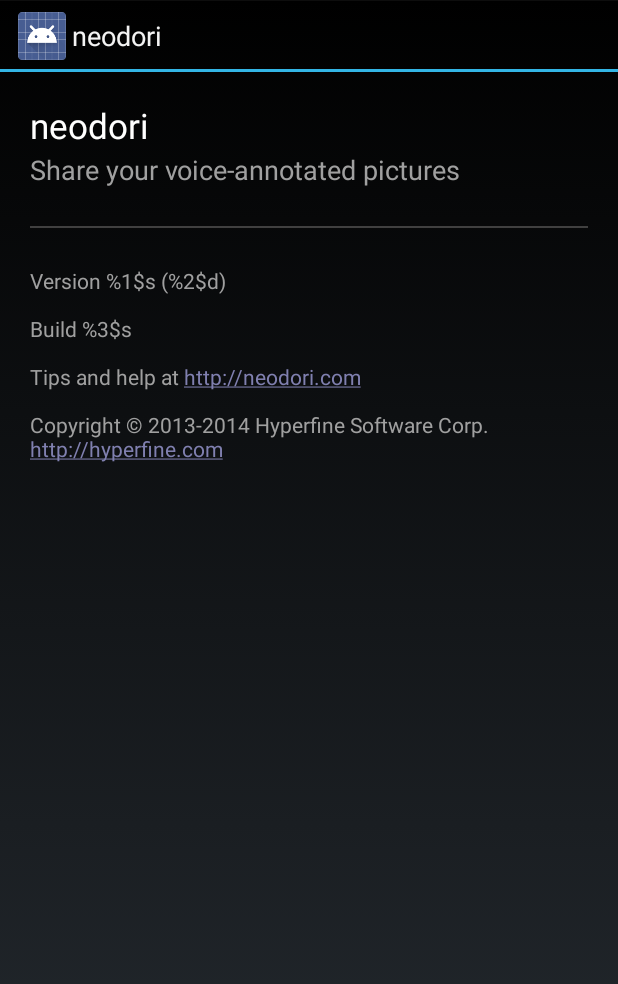
After one commit to robbear/Stori, an Android app: the layout activity_about.xml on its own in the app's theme, with its tools: preview values and no code run, on a phone screen of 412 x 824 dp. The commit adds this screen. Shown: the top 984 px of the screen. Run offline under Robolectric (Android 15) with nearby library versions, the phone set to English and light mode, and no system bars.

Commit message:
Added AboutActivity

```diff
--- a/android/SlideShare/src/main/AndroidManifest.xml
+++ b/android/SlideShare/src/main/AndroidManifest.xml
@@ -16,6 +16,7 @@
             android:launchMode="singleTask"
             android:theme="@android:style/Theme.Holo" >
         </activity>
+        <activity android:name=".AboutActivity" android:configChanges="keyboardHidden|orientation" android:theme="@android:style/Theme.Holo" />
         <activity android:name=".cloudproviders.AlertActivity" android:configChanges="keyboardHidden|orientation" android:theme="@android:style/Theme.Holo" />
         <activity android:name=".cloudproviders.GoogleLogin" android:configChanges="keyboardHidden|orientation" android:theme="@android:style/Theme.Holo" />
         <activity android:name=".EditSlidesActivity" android:configChanges="keyboardHidden|orientation" android:label="@string/app_name" android:launchMode="singleTask" android:theme="@android:style/Theme.Holo" >
--- /dev/null
+++ b/android/SlideShare/src/main/res/layout/activity_about.xml
@@ -0,0 +1,52 @@
+<?xml version="1.0" encoding="utf-8"?>
+
+<ScrollView
+	xmlns:android="http://schemas.android.com/apk/res/android"
+	android:layout_width="match_parent"
+	android:layout_height="match_parent"
+	android:layout_weight="1">
+
+	<LinearLayout
+		android:orientation="vertical"
+		android:layout_width="wrap_content"
+		android:layout_height="wrap_content"
+		android:paddingLeft="20dp"
+		android:paddingRight="20dp"
+		android:paddingTop="20dp">
+
+		<TextView
+			android:id="@+id/about_title_textview"
+			android:layout_width="match_parent"
+			android:layout_height="wrap_content"
+			android:text="@string/about_title1"
+            style="@style/text_main_title"/>
+
+		<TextView
+			android:layout_width="match_parent"
+			android:layout_height="wrap_content"
+			android:layout_marginTop="1dp"
+			android:text="@string/about_title2"
+            style="@style/text_main_subtitle"/>
+
+		<!--  Separator -->
+		<RelativeLayout
+			android:layout_width="match_parent"
+			android:layout_marginTop="25dp"
+			android:layout_marginBottom="25dp"
+			android:layout_height="1dp"
+			android:background="#404040">
+		</RelativeLayout>
+
+		<TextView
+			android:id="@+id/about_text"
+			android:layout_width="match_parent"
+			android:layout_height="wrap_content"
+			android:autoLink="web"
+			android:text="@string/copyright"
+			android:textSize="14dp"
+			android:textColor="@color/text_subtitle"
+			android:textColorLink="#8080B0"/>
+
+	</LinearLayout>
+
+</ScrollView>
--- a/android/SlideShare/src/main/res/menu/menu_slide.xml
+++ b/android/SlideShare/src/main/res/menu/menu_slide.xml
@@ -31,4 +31,7 @@
     <item
         android:id="@+id/menu_edit_switch_account"
         android:title="@string/menu_edit_switch_account" />
+    <item
+        android:id="@+id/menu_edit_about"
+        android:title="@string/menu_edit_about" />
 </menu>
--- a/android/SlideShare/src/main/res/values/strings.xml
+++ b/android/SlideShare/src/main/res/values/strings.xml
@@ -1,8 +1,12 @@
 <?xml version="1.0" encoding="utf-8"?>
 <resources>
 
+    <string name="about_actionbar">About neodori</string>
+    <string name="about_title1">neodori</string>
+    <string name="about_title2">Share your voice-annotated pictures</string>
     <string name="app_name">neodori</string>
     <string name="cancel_text">Cancel</string>
+    <string name="copyright">Version %1$s (%2$d)\n\nBuild %3$s\n\nTips and help at http://neodori.com\n\nCopyright \u00a9 2013-2014 Hyperfine Software Corp. http://hyperfine.com</string>
     <string name="default_neodori_title">My Slides</string>
     <string name="default_neodori_description">My neodori slides</string>
     <string name="download_dialog_message">Downloading...</string>
@@ -19,6 +23,7 @@
     <string name="main_preview_button_format">Preview %1$s</string>
     <string name="main_publish_button_format">Publish %1$s</string>
     <string name="main_share_button_format">Share %1$s</string>
+    <string name="menu_edit_about">About neodori</string>
     <string name="menu_edit_camera">Camera...</string>
     <string name="menu_edit_create_new">Create new</string>
     <string name="menu_edit_delete">Remove slide</string>
--- a/android/SlideShare/src/main/res/values/styles.xml
+++ b/android/SlideShare/src/main/res/values/styles.xml
@@ -23,4 +23,14 @@
         <item name="android:background">@drawable/button_flash</item>
     </style>
 
+    <style name="text_main_title">
+        <item name="android:textSize">23dp</item>
+        <item name="android:textColor">@color/text_title</item>
+    </style>
+
+    <style name="text_main_subtitle">
+        <item name="android:textSize">18dp</item>
+        <item name="android:textColor">@color/text_subtitle</item>
+    </style>
+
 </resources>
```
Also changed, not shown: android/SlideShare/src/main/java/com/hyperfine/neodori/AboutActivity.java (added, +101 -0 lines), android/SlideShare/src/main/java/com/hyperfine/neodori/fragments/EditSlidesFragment.java (+13 -1 lines).
